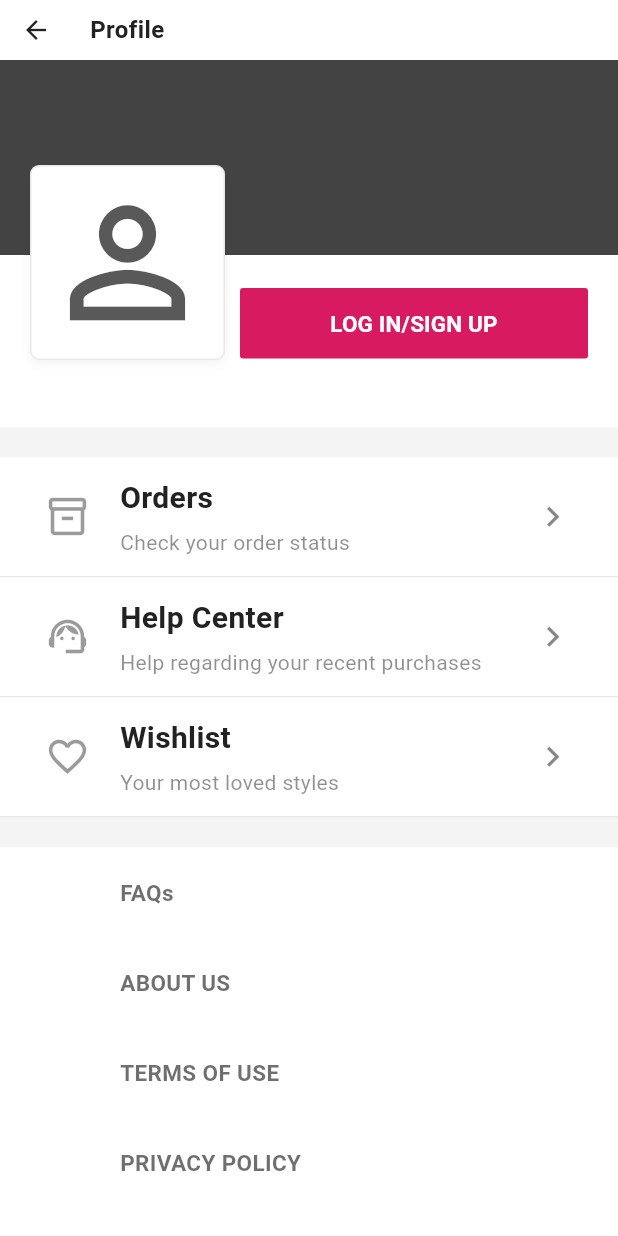
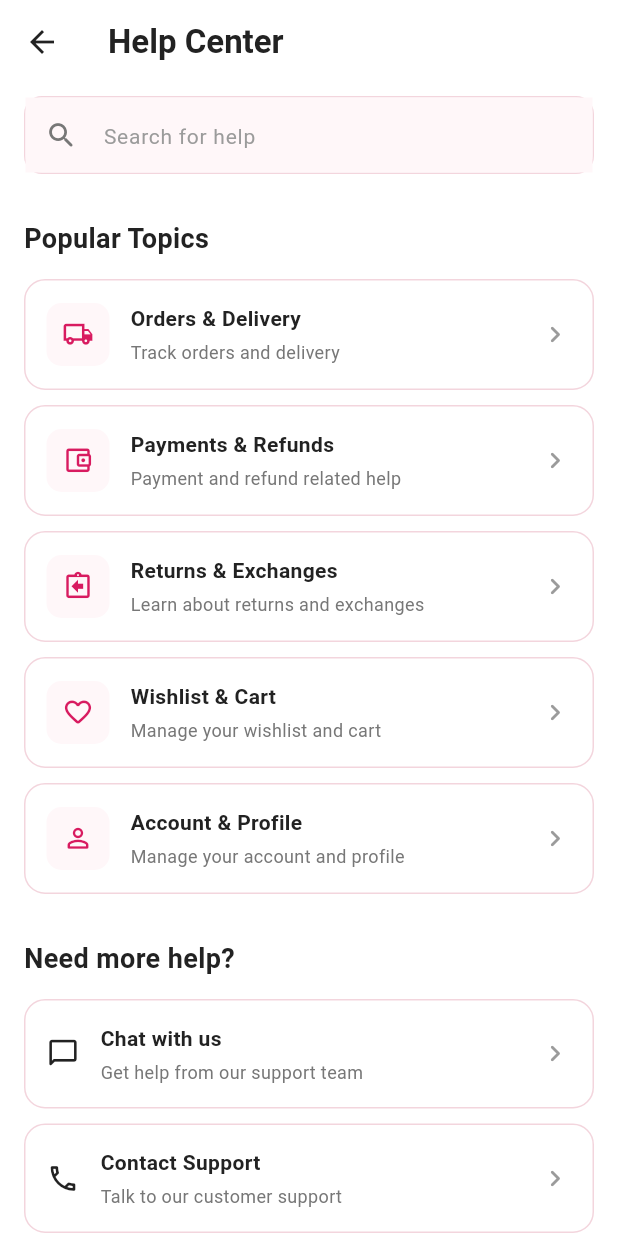
Before and after one commit to shrutikay45/StyleHub, a Flutter app: the BottomAccountScreen screen opened directly, after a tap on "Help Center", on a phone screen of 412 x 824 dp. Run offline on Flutter 3.47's test engine with Material 3 defaults, Android fonts, the phone set to English and light mode, and no system bars; missing offline and left inert: razorpay_flutter.

Commit message:
this is ecom

```diff
--- a/lib/screens/checkout_screen.dart
+++ b/lib/screens/checkout_screen.dart
@@ -1,5 +1,7 @@
 import 'package:flutter/material.dart';
 import 'package:new_expense/core/constants/app_colors.dart';
+import 'package:new_expense/data/order_data.dart';
+import 'package:new_expense/models/order_model.dart';
 import 'package:new_expense/screens/home/payment_method_screen.dart';
 
 import '../../data/cart_data.dart';
@@ -17,6 +19,7 @@ class CheckoutScreen extends StatefulWidget {
 
   @override
   State<CheckoutScreen> createState() => _CheckoutScreenState();
+
 }
 
 class _CheckoutScreenState extends State<CheckoutScreen> {
@@ -62,6 +65,7 @@ class _CheckoutScreenState extends State<CheckoutScreen> {
   double get total {
     return subtotal + deliveryCharge;
   }
+
 
   // ---------------------------------------------------------------------------
   // BUILD
@@ -958,8 +962,10 @@ class _CheckoutScreenState extends State<CheckoutScreen> {
       MaterialPageRoute(
         builder: (context) => PaymentMethodScreen(
           totalAmount: total,
+          items: checkoutItems,
         ),
       ),
     );
   }
+
 }
--- /dev/null
+++ b/lib/screens/help_center_screen.dart
@@ -0,0 +1,400 @@
+import 'package:flutter/material.dart';
+import 'package:new_expense/core/constants/app_colors.dart';
+
+class HelpCenterScreen extends StatelessWidget {
+  const HelpCenterScreen({super.key});
+
+  @override
+  Widget build(BuildContext context) {
+    return Scaffold(
+      backgroundColor: AppColors.background,
+      appBar: AppBar(
+        backgroundColor: AppColors.background,
+        elevation: 0,
+        centerTitle: false,
+        iconTheme: const IconThemeData(
+          color: AppColors.dark,
+        ),
+        title: const Text(
+          'Help Center',
+          style: TextStyle(
+            color: AppColors.dark,
+            fontSize: 22,
+            fontWeight: FontWeight.w700,
+          ),
+        ),
+      ),
+      body: SafeArea(
+        child: SingleChildScrollView(
+          padding: const EdgeInsets.fromLTRB(
+            16,
+            8,
+            16,
+            30,
+          ),
+          child: Column(
+            crossAxisAlignment: CrossAxisAlignment.start,
+            children: [
+              // --------------------------------------------------
+              // SEARCH
+              // --------------------------------------------------
+
+              Container(
+                height: 52,
+                decoration: BoxDecoration(
+                  color: AppColors.card,
+                  borderRadius: BorderRadius.circular(12),
+                  border: Border.all(
+                    color: AppColors.border,
+                  ),
+                ),
+                child: const TextField(
+                  decoration: InputDecoration(
+                    hintText: 'Search for help',
+                    hintStyle: TextStyle(
+                      color: AppColors.lightGrey,
+                      fontSize: 14,
+                    ),
+                    prefixIcon: Icon(
+                      Icons.search_rounded,
+                      color: AppColors.grey,
+                      size: 22,
+                    ),
+                    border: InputBorder.none,
+                    contentPadding: EdgeInsets.symmetric(
+                      vertical: 15,
+                    ),
+                  ),
+                ),
+              ),
+
+              const SizedBox(height: 30),
+
+              // --------------------------------------------------
+              // POPULAR TOPICS
+              // --------------------------------------------------
+
+              const Text(
+                'Popular Topics',
+                style: TextStyle(
+                  color: AppColors.dark,
+                  fontSize: 18,
+                  fontWeight: FontWeight.w700,
+                ),
+              ),
+
+              const SizedBox(height: 14),
+
+              _buildHelpOption(
+                context: context,
+                icon: Icons.local_shipping_outlined,
+                title: 'Orders & Delivery',
+                subtitle: 'Track orders and delivery',
+                onTap: () {
+                  _showComingSoon(
+                    context,
+                    'Orders & Delivery',
+                  );
+                },
+              ),
+
+              const SizedBox(height: 10),
+
+              _buildHelpOption(
+                context: context,
+                icon: Icons.account_balance_wallet_outlined,
+                title: 'Payments & Refunds',
+                subtitle: 'Payment and refund related help',
+                onTap: () {
+                  _showComingSoon(
+                    context,
+                    'Payments & Refunds',
+                  );
+                },
+              ),
+
+              const SizedBox(height: 10),
+
+              _buildHelpOption(
+                context: context,
+                icon: Icons.assignment_return_outlined,
+                title: 'Returns & Exchanges',
+                subtitle: 'Learn about returns and exchanges',
+                onTap: () {
+                  _showComingSoon(
+                    context,
+                    'Returns & Exchanges',
+                  );
+                },
+              ),
+
+              const SizedBox(height: 10),
+
+              _buildHelpOption(
+                context: context,
+                icon: Icons.favorite_border_rounded,
+                title: 'Wishlist & Cart',
+                subtitle: 'Manage your wishlist and cart',
+                onTap: () {
+                  _showComingSoon(
+                    context,
+                    'Wishlist & Cart',
+                  );
+                },
+              ),
+
+              const SizedBox(height: 10),
+
+              _buildHelpOption(
+                context: context,
+                icon: Icons.person_outline_rounded,
+                title: 'Account & Profile',
+                subtitle: 'Manage your account and profile',
+                onTap: () {
+                  _showComingSoon(
+                    context,
+                    'Account & Profile',
+                  );
+                },
+              ),
+
+              const SizedBox(height: 30),
+
+              // --------------------------------------------------
+              // NEED MORE HELP
+              // --------------------------------------------------
+
+              const Text(
+                'Need more help?',
+                style: TextStyle(
+                  color: AppColors.dark,
+                  fontSize: 18,
+                  fontWeight: FontWeight.w700,
+                ),
+              ),
+
+              const SizedBox(height: 14),
+
+              _buildContactOption(
+                context: context,
+                icon: Icons.chat_bubble_outline_rounded,
+                title: 'Chat with us',
+                subtitle: 'Get help from our support team',
+                onTap: () {
+                  _showComingSoon(
+                    context,
+                    'Chat Support',
+                  );
+                },
+              ),
+
+              const SizedBox(height: 10),
+
+              _buildContactOption(
+                context: context,
+                icon: Icons.phone_outlined,
+                title: 'Contact Support',
+                subtitle: 'Talk to our customer support',
+                onTap: () {
+                  _showComingSoon(
+                    context,
+                    'Contact Support',
+                  );
+                },
+              ),
+
+              const SizedBox(height: 10),
+
+              _buildContactOption(
+                context: context,
+                icon: Icons.email_outlined,
+                title: 'Email us',
+                subtitle: 'Send us your query by email',
+                onTap: () {
+                  _showComingSoon(
+                    context,
+                    'Email Support',
+                  );
+                },
+              ),
+            ],
+          ),
+        ),
+      ),
+    );
+  }
+
+  // ------------------------------------------------------------
+  // HELP OPTION
+  // ------------------------------------------------------------
+
+  Widget _buildHelpOption({
+    required BuildContext context,
+    required IconData icon,
+    required String title,
+    required String subtitle,
+    required VoidCallback onTap,
+  }) {
+    return InkWell(
+      onTap: onTap,
+      borderRadius: BorderRadius.circular(14),
+      child: Container(
+        width: double.infinity,
+        padding: const EdgeInsets.symmetric(
+          horizontal: 14,
+          vertical: 15,
+        ),
+        decoration: BoxDecoration(
+          color: AppColors.card,
+          borderRadius: BorderRadius.circular(14),
+          border: Border.all(
+            color: AppColors.border,
+          ),
+        ),
+        child: Row(
+          children: [
+            // Icon
+            Container(
+              height: 42,
+              width: 42,
+              decoration: BoxDecoration(
+                color: AppColors.softBackground,
+                borderRadius: BorderRadius.circular(10),
+              ),
+              child: Icon(
+                icon,
+                color: AppColors.primary,
+                size: 21,
+              ),
+            ),
+
+            const SizedBox(width: 14),
+
+            // Text
+            Expanded(
+              child: Column(
+                crossAxisAlignment:
+                CrossAxisAlignment.start,
+                children: [
+                  Text(
+                    title,
+                    style: const TextStyle(
+                      color: AppColors.dark,
+                      fontSize: 14,
+                      fontWeight: FontWeight.w600,
+                    ),
+                  ),
+                  const SizedBox(height: 4),
+                  Text(
+                    subtitle,
+                    style: const TextStyle(
+                      color: AppColors.grey,
+                      fontSize: 12,
+                    ),
+                  ),
+                ],
+              ),
+            ),
+
+            const Icon(
+              Icons.chevron_right_rounded,
+              color: AppColors.lightGrey,
+              size: 22,
+            ),
+          ],
+        ),
+      ),
+    );
+  }
+
+  // ------------------------------------------------------------
+  // CONTACT OPTION
+  // ------------------------------------------------------------
+
+  Widget _buildContactOption({
+    required BuildContext context,
+    required IconData icon,
+    required String title,
+    required String subtitle,
+    required VoidCallback onTap,
+  }) {
+    return InkWell(
+      onTap: onTap,
+      borderRadius: BorderRadius.circular(14),
+      child: Container(
+        width: double.infinity,
+        padding: const EdgeInsets.symmetric(
+          horizontal: 14,
+          vertical: 15,
+        ),
+        decoration: BoxDecoration(
+          color: AppColors.card,
+          borderRadius: BorderRadius.circular(14),
+          border: Border.all(
+            color: AppColors.border,
+          ),
+        ),
+        child: Row(
+          children: [
+            Icon(
+              icon,
+              color: AppColors.dark,
+              size: 22,
+            ),
+
+            const SizedBox(width: 14),
+
+            Expanded(
+              child: Column(
+                crossAxisAlignment:
+                CrossAxisAlignment.start,
+                children: [
+                  Text(
+                    title,
+                    style: const TextStyle(
+                      color: AppColors.dark,
+                      fontSize: 14,
+                      fontWeight: FontWeight.w600,
+                    ),
+                  ),
+                  const SizedBox(height: 4),
+                  Text(
+                    subtitle,
+                    style: const TextStyle(
+                      color: AppColors.grey,
+                      fontSize: 12,
+                    ),
+                  ),
+                ],
+              ),
+            ),
+
+            const Icon(
+              Icons.chevron_right_rounded,
+              color: AppColors.lightGrey,
+              size: 22,
+            ),
+          ],
+        ),
+      ),
+    );
+  }
+
+  // ------------------------------------------------------------
+  // TEMPORARY ACTION
+  // ------------------------------------------------------------
+
+  void _showComingSoon(
+      BuildContext context,
+      String feature,
+      ) {
+    ScaffoldMessenger.of(context).showSnackBar(
+      SnackBar(
+        content: Text(
+          '$feature will be available soon.',
+        ),
+        behavior: SnackBarBehavior.floating,
+      ),
+    );
+  }
+}
--- a/lib/screens/home/bottom_account_screen.dart
+++ b/lib/screens/home/bottom_account_screen.dart
@@ -1,5 +1,6 @@
 import 'package:flutter/material.dart';
 import 'package:new_expense/core/constants/app_colors.dart';
+import 'package:new_expense/screens/help_center_screen.dart';
 import 'package:new_expense/screens/order_screen.dart';
 import 'package:new_expense/screens/wishlist/wishlist_screen.dart';
 // import 'package:new_expense/constants/app_colors.dart';
@@ -165,6 +166,7 @@ class BottomAccountScreen extends StatelessWidget {
                       subtitle: 'Help regarding your recent purchases',
                       onTap: () {
                         // Help Center screen
+                        Navigator.push(context, MaterialPageRoute(builder: (context) => HelpCenterScreen(),));
                       },
                     ),
 
--- a/lib/screens/home/payment_method_screen.dart
+++ b/lib/screens/home/payment_method_screen.dart
@@ -1,13 +1,20 @@
 import 'package:flutter/material.dart';
 import 'package:new_expense/core/constants/app_colors.dart';
+import 'package:new_expense/data/order_data.dart';
+import 'package:new_expense/models/cart_item.dart';
+import 'package:new_expense/models/order_model.dart';
 import 'package:razorpay_flutter/razorpay_flutter.dart';
 
 class PaymentMethodScreen extends StatefulWidget {
   final double totalAmount;
+  final List<CartItem> items;
+  // final String customerName;
+  // final String deliveryAddress;
 
   const PaymentMethodScreen({
     super.key,
     required this.totalAmount,
+    required this.items,
   });
 
   @override
@@ -217,7 +224,7 @@ class _PaymentMethodScreenState extends State<PaymentMethodScreen> {
             ElevatedButton(
               onPressed: () {
                 Navigator.pop(context);
-
+                _createOrder('Cash on Delivery');
                 _showOrderSuccess(
                   title: 'Order Placed',
                   message:
@@ -272,6 +279,7 @@ class _PaymentMethodScreenState extends State<PaymentMethodScreen> {
             ElevatedButton(
               onPressed: () {
                 Navigator.pop(context);
+                _createOrder('UPI');
               },
               style: ElevatedButton.styleFrom(
                 backgroundColor: AppColors.primary,
@@ -307,6 +315,23 @@ class _PaymentMethodScreenState extends State<PaymentMethodScreen> {
       ),
     );
   }
+
+  void _createOrder(String paymentMethod) {
+    final order = OrderModel(
+      orderId: 'ORD${DateTime.now().millisecondsSinceEpoch}',
+      orderDate: DateTime.now(),
+      items: List<CartItem>.from(widget.items),
+      totalAmount: widget.totalAmount,
+      customerName: 'Customer',
+      deliveryAddress: 'Delivery address',
+      paymentMethod: paymentMethod,
+      status: 'Order Confirmed',
+      expectedDelivery: 'Expected delivery within 3-5 days',
+    );
+
+    OrderData.addOrder(order);
+  }
+
 
   // ------------------------------------------------------------
   // SCREEN
```
